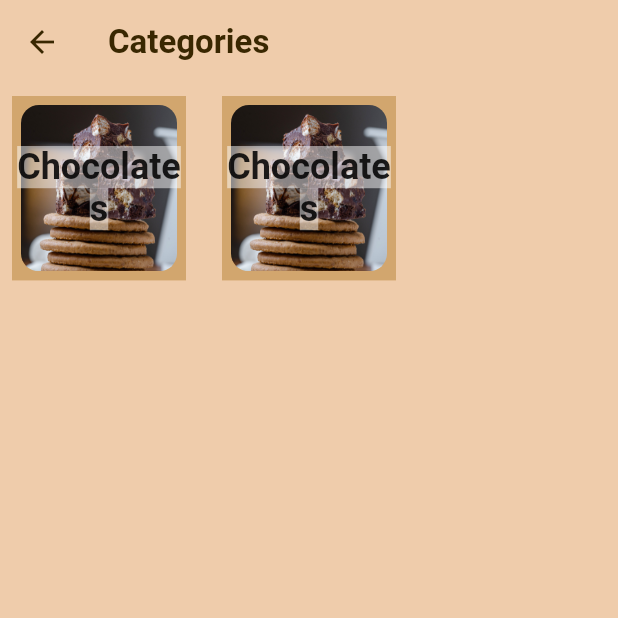
After one commit to CPAD4Y2023/CPAD4Y2023Team10, a Flutter app: the CategoryScreen screen opened directly, on a phone screen of 412 x 824 dp, the top half of it. The commit adds this screen. Run offline on Flutter 3.47's test engine with Material 2 defaults, Android fonts, the phone set to English and light mode, and no system bars; our stand-ins replace card_swiper, fancy_shimmer_image, flutter_iconly, flutter_layout_grid, flutter_svg, page_transition; missing offline and left inert: responsive_grid_list.

Commit message:
Adding more Screens

```diff
--- /dev/null
+++ b/choco_delicacies/lib/screens/categories_screen.dart
@@ -0,0 +1,44 @@
+import 'package:choco_delicacies/consts/global_colors.dart';
+import 'package:choco_delicacies/widgets/category_widget.dart';
+import 'package:flutter/material.dart';
+
+class CategoryScreen extends StatelessWidget {
+  const CategoryScreen({Key? key}) : super(key: key);
+  @override
+  Widget build(BuildContext context) {
+    return Scaffold(
+        appBar: AppBar(title: const Text("Categories", style: TextStyle(color:Color.fromARGB(255, 57, 39, 1)),)),
+        // body: FutureBuilder<List<CategoriesModel>>(
+        //     future: APIHandler.getAllCategories(),
+        //     builder: ((context, snapshot) {
+        //       if (snapshot.connectionState == ConnectionState.waiting) {
+        //         return const Center(
+        //           child: CircularProgressIndicator(),
+        //         );
+        //       } else if (snapshot.hasError) {
+        //         Center(
+        //           child: Text("An error occured ${snapshot.error}"),
+        //         );
+        //       } else if (snapshot.data == null) {
+        //         const Center(
+        //           child: Text("No products has been added yet"),
+        //         );
+        //       }
+        body: GridView.builder(
+            shrinkWrap: true,
+            physics: const NeverScrollableScrollPhysics(),
+            itemCount: 2,
+            gridDelegate: const SliverGridDelegateWithMaxCrossAxisExtent(
+                maxCrossAxisExtent: 190,
+                crossAxisSpacing: 8,
+                mainAxisSpacing: 8,
+                childAspectRatio: 0.95),
+            itemBuilder: (ctx, index) {
+              // return ChangeNotifierProvider.value(
+              //     value: snapshot.data![index],
+              //     child: const CategoryWidget());
+              return const CategoryWidget();
+            }));
+    // })));
+  }
+}
--- /dev/null
+++ b/choco_delicacies/lib/widgets/category_widget.dart
@@ -0,0 +1,94 @@
+import 'package:choco_delicacies/consts/global_colors.dart';
+import 'package:fancy_shimmer_image/fancy_shimmer_image.dart';
+import 'package:flutter/material.dart';
+import 'package:flutter/widgets.dart';
+import 'package:flutter_iconly/flutter_iconly.dart';
+
+class CategoryWidget extends StatelessWidget {
+  const CategoryWidget({Key? key}) : super(key: key);
+  @override
+  Widget build(BuildContext context) {
+    Size size = MediaQuery.of(context).size;
+    return Padding(
+        padding: const EdgeInsets.all(8.0),
+        child: Container(
+          color:lightBackgroundColor,
+          child: Stack(
+          children: [
+              Padding(padding:const EdgeInsets.all(6) ,
+              child: ClipRRect(
+                borderRadius: BorderRadius.circular(12.0),
+               child:Image.asset(
+                height: size.height * 0.30,
+                width: size.width * 0.45,
+                "assets/images/choco.png",
+                fit: BoxFit.fill,
+              ),
+              ),
+
+              // child: FancyShimmerImage(
+              //   height: size.width * 0.45,
+              //   width: size.width * 0.45,
+              //   errorWidget: const Icon(
+              //     IconlyBold.danger,
+              //     color: Colors.red,
+              //     size: 28,
+              //   ),
+              //   imageUrl: categoriesModelProvider.image.toString(),
+              //   boxFit: BoxFit.fill,
+              // ),
+            ),
+            Align(
+              alignment: Alignment.center,
+              child: Text(
+                "Chocolates",
+                // categoriesModelProvider.name.toString(),
+                textAlign: TextAlign.center,
+                style: TextStyle(
+                  fontSize: 24,
+                  fontWeight: FontWeight.bold,
+                  backgroundColor: lightCardColor.withOpacity(0.5),
+                ),
+              ),
+            )
+          ],
+        )));
+    //  return Stack(
+    //     children: [
+    //       ClipRRect(
+    //         borderRadius: BorderRadius.circular(12),
+    //         child: Image.asset(
+    //               height: size.height * 0.45,
+    //               width:size.width * 0.45,
+    //               "assets/images/choco.png",
+    //               fit: BoxFit.fill,
+
+    //             ),
+    //         // child: FancyShimmerImage(
+    //         //   height: size.width * 0.45,
+    //         //   width: size.width * 0.45,
+    //         //   errorWidget: const Icon(
+    //         //     IconlyBold.danger,
+    //         //     color: Colors.red,
+    //         //     size: 28,
+    //         //   ),
+    //         //   imageUrl: categoriesModelProvider.image.toString(),
+    //         //   boxFit: BoxFit.fill,
+    //         // ),
+    //       ),
+    //       // Align(
+    //       //   alignment: Alignment.center,
+    //       //   child: Text(
+    //       //     categoriesModelProvider.name.toString(),
+    //       //     textAlign: TextAlign.center,
+    //       //     style: TextStyle(
+    //       //       fontSize: 24,
+    //       //       fontWeight: FontWeight.bold,
+    //       //       backgroundColor: lightCardColor.withOpacity(0.5),
+    //       //     ),
+    //       //   ),
+    //       // )
+    //     ],
+    //   );
+  }
+}
```
Also changed, not shown: choco_delicacies/lib/screens/home_screen.dart (+20 -2 lines), choco_delicacies/lib/screens/user_screen.dart (added, +43 -0 lines), choco_delicacies/lib/widgets/user_widget.dart (added, +58 -0 lines).
